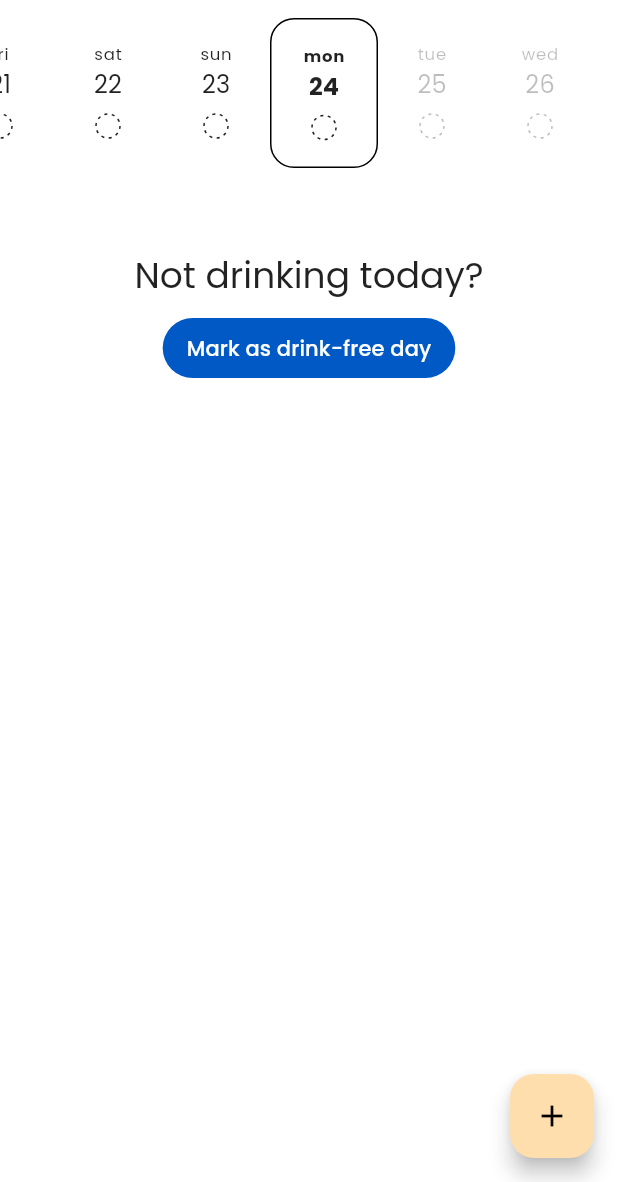
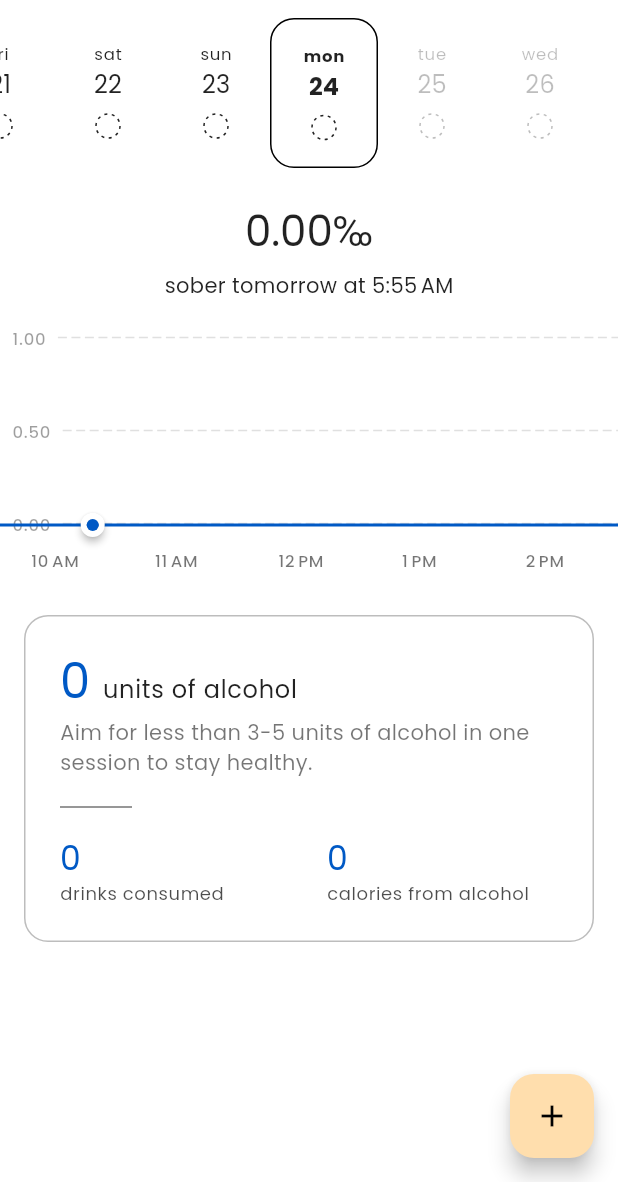
Before and after one commit to FERNman/drimble, a Flutter app: the OnboardingSelectBodyCompositionPage screen opened by its route, after a tap on "Finish", on a phone screen of 412 x 824 dp, the part 54-1236 px from its top. Run offline on Flutter 3.47's test engine with Material 2 defaults, Android fonts, the phone set to English and light mode, and no system bars; drawn by our look-alikes of dotted_border; our stand-ins replace auto_route, date_time_picker, flutter_bloc, google_fonts, isar, numberpicker and 2 more; accounts and stored records are empty; generated files the repository leaves out were written again.

Commit message:
feat: show BAC chart on every day

```diff
--- a/l10n.yaml
+++ /dev/null
@@ -1,3 +0,0 @@
-arb-dir: assets/l10n
-template-arb-file: app_en.arb
-output-localization-file: app_localizations.dart
--- a/lib/domain/bac_calulation_results.dart
+++ b/lib/domain/bac_calulation_results.dart
@@ -6,6 +6,7 @@ class BACEntry {
 
   BACEntry(this.time, this.value) {
     assert(!value.isNaN);
+    assert(value >= 0.0);
   }
 
   BACEntry.sober(this.time) : value = 0.0;
@@ -16,15 +17,13 @@ class BACEntry {
 class BACCalculationResults {
   final List<BACEntry> _results;
 
-  late final BACEntry maxBAC;
   late final DateTime soberAt;
 
   BACCalculationResults(this._results) {
-    maxBAC = _findMaxBAC();
     soberAt = _findFirstSoberEntry();
   }
 
-  BACEntry getBACAt(DateTime time) {
+  BACEntry getEntryAt(DateTime time) {
     if (_results.isEmpty) {
       return BACEntry.sober(time);
     }
@@ -42,12 +41,14 @@ class BACCalculationResults {
         .copyWith(time: time);
   }
 
-  BACEntry _findMaxBAC() {
-    if (_results.isEmpty) {
-      return BACEntry.sober(DateTime.now());
-    }
+  BACEntry findMaxEntryAfter(DateTime time) {
+    return _results.fold(BACEntry.sober(time), (max, el) {
+      if (el.time.isBefore(time)) {
+        return max;
+      }
 
-    return _results.reduce((lhs, rhs) => lhs.value > rhs.value ? lhs : rhs);
+      return max.value > el.value ? max : el;
+    });
   }
 
   DateTime _findFirstSoberEntry() {
@@ -56,7 +57,7 @@ class BACCalculationResults {
     }
 
     // Go through results from last to first
-    // Return first entry where the next entry is no longer sober
+    // Return first entry where the next entry is not sober
     for (var i = _results.length - 1; i > 0; i--) {
       final nextEntry = _results[i - 1];
       if (nextEntry.value >= Alcohol.soberLimit) {
--- a/lib/features/common/build_context_extensions.dart
+++ b/lib/features/common/build_context_extensions.dart
@@ -1,5 +1,6 @@
 import 'package:flutter/material.dart';
-import 'package:flutter_gen/gen_l10n/app_localizations.dart';
+
+import '../../infra/l18n/l10n.dart';
 
 extension BuildContextExtensions on BuildContext {
   ThemeData get theme => Theme.of(this);
--- a/lib/features/common/line_chart/line_chart.dart
+++ b/lib/features/common/line_chart/line_chart.dart
@@ -15,17 +15,20 @@ class LineChart extends StatelessWidget {
   final double height;
   final Color? color;
   final int indexForSpotIndicator;
+  final bool showSpotIndicator;
 
   final double _valueRange;
 
   LineChart(
     this.data, {
+    required this.height,
     required this.labels,
     required this.indexForSpotIndicator,
+    required this.showSpotIndicator,
     this.color,
-    this.height = 110,
     super.key,
   })  : assert(data.isNotEmpty),
+        assert(indexForSpotIndicator > 0 && indexForSpotIndicator < data.length),
         _valueRange = _notNull(data.reduce(max).ceilToNiceDouble());
 
   static double _notNull(double number) => number == 0.0 ? 1.0 : number;
@@ -42,7 +45,17 @@ class LineChart extends StatelessWidget {
               height: height,
               range: _valueRange,
             ),
-            Positioned(
+            _buildChart(color),
+            _buildSpotIndicator(context),
+          ],
+        ),
+        HorizontalLineChartLabels(items: labels),
+      ],
+    );
+  }
+
+  Widget _buildChart(ui.Color color) {
+    return Positioned(
       left: 0,
       right: 0,
       top: 8, // TODO: Remove hard-coded offsets, they are basecd on the labels' size
@@ -55,8 +68,12 @@ class LineChart extends StatelessWidget {
           gradient: [color.withOpacity(0.1), color.withOpacity(0.0)],
         ),
       ),
-            ),
-            Positioned(
+    );
+  }
+
+  Widget _buildSpotIndicator(BuildContext context) {
+    if (showSpotIndicator) {
+      return Positioned(
         left: 0,
         right: 0,
         top: 8,
@@ -70,12 +87,10 @@ class LineChart extends StatelessWidget {
             shadowColor: context.colorScheme.shadow,
           ),
         ),
-            ),
-          ],
-        ),
-        HorizontalLineChartLabels(items: labels),
-      ],
       );
+    } else {
+      return const Positioned(child: SizedBox());
+    }
   }
 }
 
--- a/lib/features/diary/diary_cubit.dart
+++ b/lib/features/diary/diary_cubit.dart
@@ -19,13 +19,13 @@ class DiaryCubit extends Cubit<DiaryCubitState> with Disposable {
   final DiaryRepository _diaryRepository;
 
   DiaryCubit(this._userRepository, this._diaryRepository, this._consumedDrinksRepository)
-      : super(DiaryCubitState.initial(date: DateTime.now())) {
+      : super(DiaryCubitState.initial(time: DateTime.now())) {
     _subscribeToRepository();
   }
 
   void switchDate(DateTime date) {
-    if (!DateUtils.isSameDay(date.floorToDay(), state.date)) {
-      emit(DiaryCubitState.initial(date: date.floorToDay()));
+    if (!DateUtils.isSameDay(date, state.date)) {
+      emit(DiaryCubitState.initial(time: date));
     }
   }
 
@@ -75,27 +75,28 @@ class DiaryCubit extends Cubit<DiaryCubitState> with Disposable {
 }
 
 class DiaryCubitState {
-  final DateTime date;
+  final DateTime time;
   final DiaryEntry? diaryEntry;
   final List<ConsumedDrink> drinks;
   final BACCalculationResults calculationResults;
 
-  final bool shouldShowChart;
+  final bool shouldShowCurrentBACIndicator;
   final double unitsOfAlcohol;
   final int calories;
 
+  DateTime get date => time.floorToDay();
+
   DiaryCubitState({
-    required this.date,
+    required this.time,
     required this.diaryEntry,
     required this.drinks,
     required this.calculationResults,
-  })  : shouldShowChart = DateUtils.isSameDay(DateTime.now(), date),
+  })  : shouldShowCurrentBACIndicator = DateUtils.isSameDay(DateTime.now(), time),
         unitsOfAlcohol = drinks.fold(0.0, (total, it) => total + it.unitsOfAlcohol),
         calories = drinks.fold(0, (calories, it) => calories + it.calories);
 
-  DiaryCubitState.initial({required DateTime date})
-      : date = date.floorToDay(),
-        shouldShowChart = DateUtils.isSameDay(DateTime.now(), date),
+  DiaryCubitState.initial({required this.time})
+      : shouldShowCurrentBACIndicator = DateUtils.isSameDay(DateTime.now(), time),
         diaryEntry = null,
         drinks = [],
         calculationResults = BACCalculationResults([]),
@@ -103,21 +104,21 @@ class DiaryCubitState {
         calories = 0;
 
   DiaryCubitState updateDiaryEntry(DiaryEntry? diaryEntry) => DiaryCubitState(
-        date: date,
+        time: time,
         diaryEntry: diaryEntry,
         drinks: drinks,
         calculationResults: calculationResults,
       );
 
   DiaryCubitState updateDrinks(List<ConsumedDrink> drinks) => DiaryCubitState(
-        date: date,
+        time: time,
         diaryEntry: diaryEntry,
         drinks: drinks,
         calculationResults: calculationResults,
       );
 
   DiaryCubitState updateBAC(BACCalculationResults calculationResults) => DiaryCubitState(
-        date: date,
+        time: time,
         diaryEntry: diaryEntry,
         drinks: drinks,
         calculationResults: calculationResults,
--- a/lib/features/diary/diary_page.dart
+++ b/lib/features/diary/diary_page.dart
@@ -3,12 +3,11 @@ import 'package:flutter/material.dart';
 import 'package:flutter_bloc/flutter_bloc.dart';
 
 import '../../router.dart';
-import '../common/build_context_extensions.dart';
-import '../common/widgets/filled_button.dart';
 import '../common/widgets/remove_drink_dialog.dart';
 import '../diary_calendar/diary_calendar.dart';
 import 'diary_cubit.dart';
 import 'widgets/bac_chart.dart';
+import 'widgets/bac_chart_title.dart';
 import 'widgets/diary_app_bar.dart';
 import 'widgets/diary_consumed_drinks.dart';
 import 'widgets/diary_statistics.dart';
@@ -40,11 +39,27 @@ class DiaryPage extends StatelessWidget implements AutoRouteWrapper {
                   context.read<DiaryCubit>().switchDate(value);
                 },
               ),
-              state.diaryEntry == null
-                  ? _buildEmptyPage(context)
-                  : state.diaryEntry!.isDrinkFreeDay
-                      ? _buildDrinkFreePage(context)
-                      : _buildDrunkPage(state, context),
+              const SizedBox(height: 24),
+              BACChartTitle(
+                dateTime: state.date,
+                results: state.calculationResults,
+                diaryEntry: state.diaryEntry,
+                onMarkAsDrinkFreeDay: () => context.read<DiaryCubit>().markAsDrinkFreeDay(),
+              ),
+              const SizedBox(height: 18),
+              BACChart(
+                dateTime: state.time,
+                results: state.calculationResults,
+                showCurrentBACIndicator: state.shouldShowCurrentBACIndicator,
+              ),
+              const SizedBox(height: 12),
+              DiaryStatistics(
+                numberOfConsumedDrinks: state.drinks.length,
+                unitsOfAlcohol: state.unitsOfAlcohol,
+                calories: state.calories,
+              ),
+              const SizedBox(height: 24),
+              _buildRecentDrinks(state, context),
             ],
           ),
         ),
@@ -59,55 +74,11 @@ class DiaryPage extends StatelessWidget implements AutoRouteWrapper {
     );
   }
 
-  Widget _buildEmptyPage(BuildContext context) {
-    return Column(
-      mainAxisAlignment: MainAxisAlignment.center,
-      children: [
-        const SizedBox(height: 56),
-        Text(context.l18n.diary_notDrinkingToday, style: context.textTheme.headlineSmall),
-        const SizedBox(height: 8),
-        FilledButton(
-          onPressed: () {
-            context.read<DiaryCubit>().markAsDrinkFreeDay();
-          },
-          child: Text(context.l18n.diary_markAsDrinkFreeDay),
-        ),
-      ],
-    );
-  }
+  Widget _buildRecentDrinks(DiaryCubitState state, BuildContext context) {
+    if (state.drinks.isEmpty) {
+      return const SizedBox();
+    }
 
-  Widget _buildDrinkFreePage(BuildContext context) {
-    return Column(
-      children: [
-        const SizedBox(height: 56),
-        Text(context.l18n.diary_drinkFreeDay, style: context.textTheme.headlineSmall),
-        const SizedBox(height: 14),
-        Text(context.l18n.diary_drinkFreeDayGreatJob, style: context.textTheme.bodyMedium),
-      ],
-    );
-  }
-
-  Widget _buildDrunkPage(DiaryCubitState state, BuildContext context) {
-    final chart = (state.shouldShowChart
-        ? [const SizedBox(height: 24), BACChart(results: state.calculationResults)]
-        : [const SizedBox()]);
-
-    return Column(
-      children: [
-        ...chart,
-        const SizedBox(height: 12),
-        DiaryStatistics(
-          numberOfConsumedDrinks: state.drinks.length,
-          unitsOfAlcohol: state.unitsOfAlcohol,
-          calories: state.calories,
-        ),
-        const SizedBox(height: 24),
-        _buildRecentDrinks(state, context),
-      ],
-    );
-  }
-
-  Widget _buildRecentDrinks(DiaryCubitState state, BuildContext context) {
     return DiaryConsumedDrinks(
       state.drinks,
       onEdit: (drink) {
--- a/lib/features/diary/widgets/bac_chart.dart
+++ b/lib/features/diary/widgets/bac_chart.dart
@@ -9,35 +9,44 @@ import '../../../infra/extensions/floor_date_time.dart';
 import '../../common/build_context_extensions.dart';
 import '../../common/line_chart/horizontal_line_chart_labels.dart';
 import '../../common/line_chart/line_chart.dart';
-import 'bac_chart_title.dart';
 
 class BACChart extends StatefulWidget {
   static const timestep = Duration(minutes: 5);
   static const timeOffset = Duration(minutes: 45);
   static const displayRange = Duration(hours: 5);
 
+  final bool showCurrentBACIndicator;
+  final DateTime dateTime;
   final BACCalculationResults results;
 
-  const BACChart({required this.results, super.key});
+  const BACChart({
+    required this.results,
+    required this.dateTime,
+    required this.showCurrentBACIndicator,
+    super.key,
+  });
 
   @override
   State<BACChart> createState() => _BACChartState();
 }
 
 class _BACChartState extends State<BACChart> {
-  final _currentBacIndex = (BACChart.timeOffset.inMinutes / BACChart.timestep.inMinutes).floor();
-  var _displayStart = DateTime.now().subtract(BACChart.timeOffset).floorToMinute();
+  static final _currentBacIndex = (BACChart.timeOffset.inMinutes / BACChart.timestep.inMinutes).floor();
 
   late final Timer refreshTimer;
+  late DateTime _displayStart;
 
   @override
   void initState() {
     super.initState();
 
+    _displayStart = widget.dateTime.subtract(BACChart.timeOffset).floorToMinute();
+
+    const refreshRate = Duration(minutes: 1);
     refreshTimer = Timer.periodic(
-      const Duration(minutes: 1),
+      refreshRate,
       (t) => setState(() {
-        _displayStart = DateTime.now().subtract(BACChart.timeOffset).floorToMinute();
+        _displayStart = _displayStart.add(const Duration(minutes: 1));
       }),
     );
   }
@@ -51,21 +60,12 @@ class _BACChartState extends State<BACChart> {
 
   @override
   Widget build(BuildContext context) {
-    return Column(
-      children: [
-        BACChartTitle(
-          currentBAC: widget.results.getBACAt(DateTime.now()).value,
-          maxBAC: widget.results.maxBAC,
-          soberAt: widget.results.soberAt,
-        ),
-        const SizedBox(height: 18),
-        LineChart(
-          _getChartData(),
-          labels: _buildLabels(context),
-          indexForSpotIndicator: _currentBacIndex,
-          height: 140,
-        ),
-      ],
+    return LineChart(
+      _getChartData(),
+      height: 140,
+      labels: _buildLabels(context),
+      indexForSpotIndicator: _currentBacIndex,
+      showSpotIndicator: widget.showCurrentBACIndicator,
     );
   }
 
@@ -74,7 +74,7 @@ class _BACChartState extends State<BACChart> {
 
     final displayEnd = _displayStart.add(BACChart.displayRange);
     for (var time = _displayStart; time.isBefore(displayEnd); time = time.add(BACChart.timestep)) {
-      final currentEntry = widget.results.getBACAt(time);
+      final currentEntry = widget.results.getEntryAt(time);
       spots.add(currentEntry.value);
     }
 
@@ -84,7 +84,7 @@ class _BACChartState extends State<BACChart> {
   List<ChartLabelData> _buildLabels(BuildContext context) {
     final List<ChartLabelData> data = [];
 
-    final DateTime firstFullHour = DateTime.now().copyWith(hour: _displayStart.hour + 1, minute: 0);
+    final firstFullHour = widget.dateTime.copyWith(hour: _displayStart.hour + 1, minute: 0);
     final displayEnd = _displayStart.add(BACChart.displayRange);
     for (var hour = firstFullHour; hour.isBefore(displayEnd); hour = hour.add(const Duration(hours: 1))) {
       final percentageOfChart = hour.difference(_displayStart).inMinutes / BACChart.displayRange.inMinutes;
--- a/lib/features/diary/widgets/bac_chart_title.dart
+++ b/lib/features/diary/widgets/bac_chart_title.dart
@@ -1,43 +1,101 @@
 import 'package:flutter/material.dart';
-import 'package:intl/intl.dart';
 
 import '../../../domain/bac_calulation_results.dart';
+import '../../../domain/diary/diary_entry.dart';
+import '../../common/build_context_extensions.dart';
+import '../../common/widgets/filled_button.dart';
 
 class BACChartTitle extends StatelessWidget {
-  final double currentBAC;
-  final BACEntry maxBAC;
-  final DateTime soberAt;
+  final DateTime dateTime;
+  final BACCalculationResults results;
+  final DiaryEntry? diaryEntry;
 
-  const BACChartTitle({required this.currentBAC, required this.maxBAC, required this.soberAt, super.key});
+  final GestureTapCallback onMarkAsDrinkFreeDay;
+
+  const BACChartTitle({
+    required this.dateTime,
+    required this.results,
+    required this.diaryEntry,
+    required this.onMarkAsDrinkFreeDay,
+    super.key,
+  });
 
   @override
   Widget build(BuildContext context) {
-    final theme = Theme.of(context);
-
     return Center(
       child: Column(
+        mainAxisAlignment: MainAxisAlignment.center,
         children: [
-          Text(
-            '${currentBAC.toStringAsFixed(2)}‰',
-            style: theme.textTheme.headlineMedium?.copyWith(color: Colors.black87),
-          ),
+          _buildTitle(context),
           const SizedBox(height: 8),
-          Text(_subtitle(), style: theme.textTheme.bodyMedium)
+          _buildSubtitle(context),
         ],
       ),
     );
   }
 
-  String _subtitle() {
-    final dateFormat = DateFormat(DateFormat.HOUR_MINUTE);
+  Widget _buildTitle(BuildContext context) {
+    if (_isDrunk()) {
+      return Text(
+        '${results.getEntryAt(dateTime).value.toStringAsFixed(2)}‰',
+        style: context.textTheme.headlineMedium?.copyWith(color: Colors.black87),
+      );
+    }
 
+    if (diaryEntry == null) {
+      return Text(
+        context.l18n.diary_notDrinkingToday,
+        style: context.textTheme.titleLarge?.copyWith(color: Colors.black87),
+      );
+    } else if (diaryEntry!.isDrinkFreeDay) {
+      return Text(
+        context.l18n.diary_drinkFreeDay,
+        style: context.textTheme.titleLarge?.copyWith(color: Colors.black87),
+      );
+    } else {
+      return Text(
+        '${results.getEntryAt(dateTime).value.toStringAsFixed(2)}‰',
+        style: context.textTheme.headlineMedium?.copyWith(color: Colors.black87),
+      );
+    }
+  }
+
+  Widget _buildSubtitle(BuildContext context) {
+    if (_isDrunk()) {
+      return Text(_drunkSubtitle(context), style: context.textTheme.bodyMedium);
+    }
+
+    if (diaryEntry == null) {
+      return FilledButton(
+        onPressed: onMarkAsDrinkFreeDay,
+        child: Text(context.l18n.diary_markAsDrinkFreeDay),
+      );
+    } else if (diaryEntry!.isDrinkFreeDay) {
+      return Text(context.l18n.diary_drinkFreeDayGreatJob, style: context.textTheme.bodyMedium);
+    } else {
+      return Text(context.l18n.diary_youreSober, style: context.textTheme.bodyMedium);
+    }
+  }
+
+  bool _isDrunk() => results.soberAt.isAfter(DateTime.now());
+
+  String _drunkSubtitle(BuildContext context) {
     final now = DateTime.now();
-    if (maxBAC.time.isAfter(now)) {
-      return 'reaches ${maxBAC.value.toStringAsFixed(2)}‰ at ${dateFormat.format(maxBAC.time)}';
+    final soberAt = results.soberAt;
+    final maxBAC = results.findMaxEntryAfter(now);
+    final currentBAC = results.getEntryAt(now);
+
+    if (maxBAC.value > currentBAC.value && maxBAC.time.isAfter(now)) {
+      return context.l18n.diary_reachesMaxBACAt(maxBAC.value.toStringAsFixed(2), maxBAC.time);
     } else if (soberAt.isAfter(now)) {
-      return 'sober at ${dateFormat.format(soberAt)}';
+      if (soberAt.day > now.day) {
+        return context.l18n.diary_soberTomorrowAt(soberAt);
+      } else {
+        return context.l18n.diary_soberAt(soberAt);
+      }
     } else {
-      return 'you\'re sober! 🎉';
+      // This should never happen
+      return context.l18n.diary_youreSober;
     }
   }
 }
--- a/lib/main.dart
+++ b/lib/main.dart
@@ -1,7 +1,6 @@
 import 'package:flutter/material.dart';
 import 'package:flutter/services.dart';
 import 'package:flutter_bloc/flutter_bloc.dart';
-import 'package:flutter_gen/gen_l10n/app_localizations.dart';
 import 'package:flutter_localizations/flutter_localizations.dart';
 import 'package:google_fonts/google_fonts.dart';
 import 'package:isar/isar.dart';
@@ -13,6 +12,7 @@ import 'data/user_repository.dart';
 import 'features/diary/diary_guard.dart';
 import 'infra/database/database_consumed_drink.dart';
 import 'infra/database/database_diary_entry.dart';
+import 'infra/l18n/l10n.dart';
 import 'router.dart';
 
 void main() {
--- a/pubspec.yaml
+++ b/pubspec.yaml
@@ -40,3 +40,9 @@ flutter:
   assets:
     - assets/images/
     - assets/icons/
+
+flutter_intl:
+  enabled: true
+  arb_dir: assets/l10n
+  class_name: AppLocalizations
+  output_dir: lib/infra/l18n
```
Also changed, not shown: assets/l10n/intl_en.arb (renamed from assets/l10n/app_en.arb, +31 -0 lines), drinks.json (deleted, +0 -14 lines), 2 other files. Lines whose indentation alone changed are shown as unchanged.
